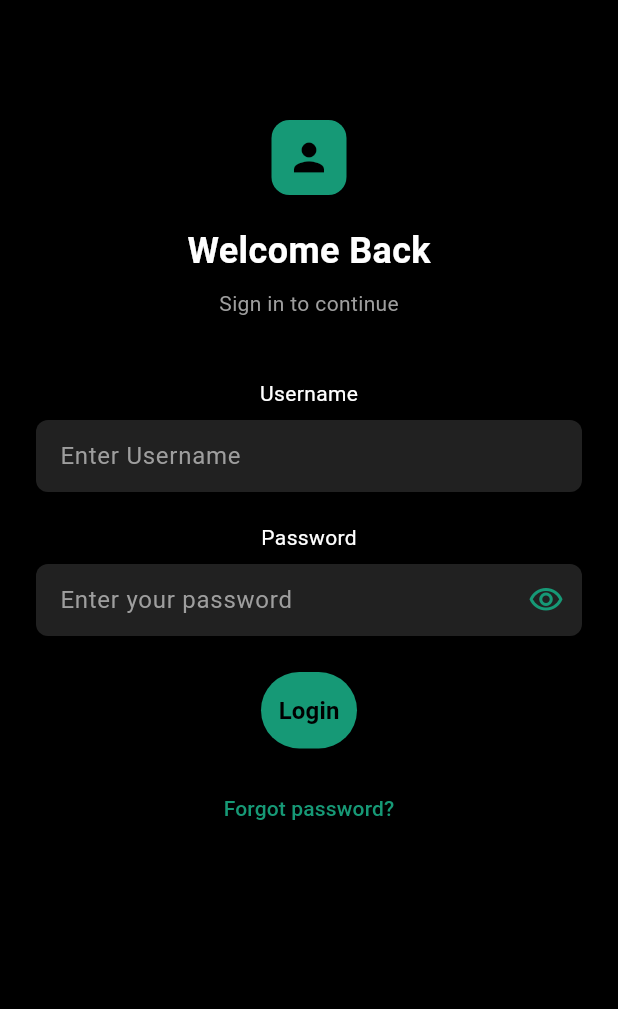
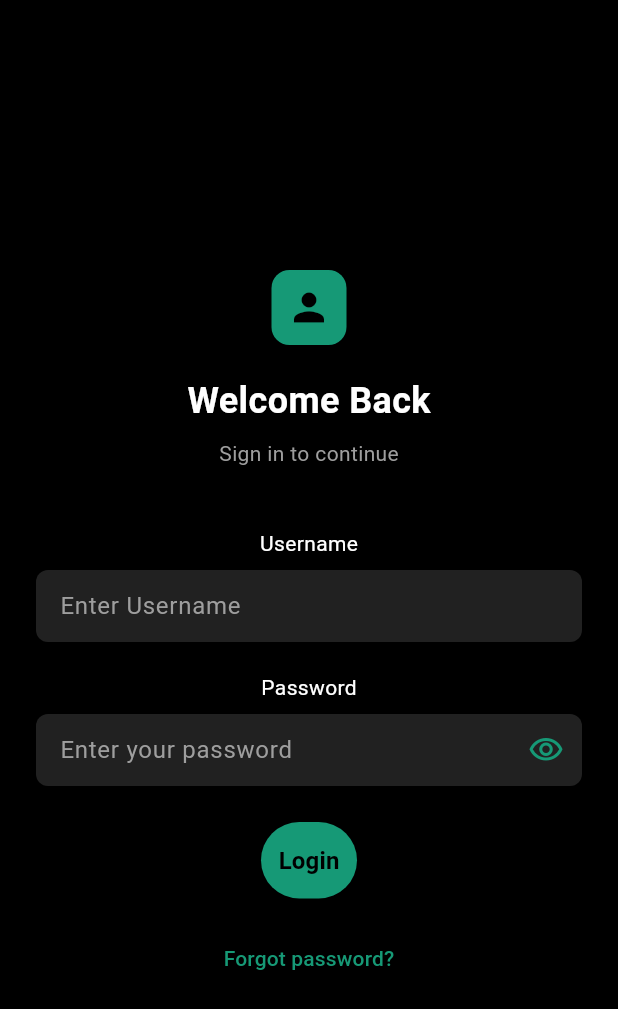
Before and after one commit to sydammani2003/adminuserlf, a Flutter app: the screen it shows after launch, on a phone screen of 412 x 824 dp. Shown: the top 1009 px of the screen. Run offline on Flutter 3.47's test engine with Material 3 defaults, Android fonts, the phone set to English and light mode, and no system bars; our stand-ins replace carousel_slider, flutter_svg, qr_flutter, shared_preferences.

Commit message:
updated height

```diff
--- a/adminuserlf/lib/screens/login.dart
+++ b/adminuserlf/lib/screens/login.dart
@@ -68,7 +68,7 @@ class _LoginScreenState extends State<LoginScreen> {
             child: Column(
               crossAxisAlignment: CrossAxisAlignment.stretch,
               children: [
-                const SizedBox(height: 80),
+                const SizedBox(height: 180),
                 Center(
                   child: Container(
                     width: 50,
```
